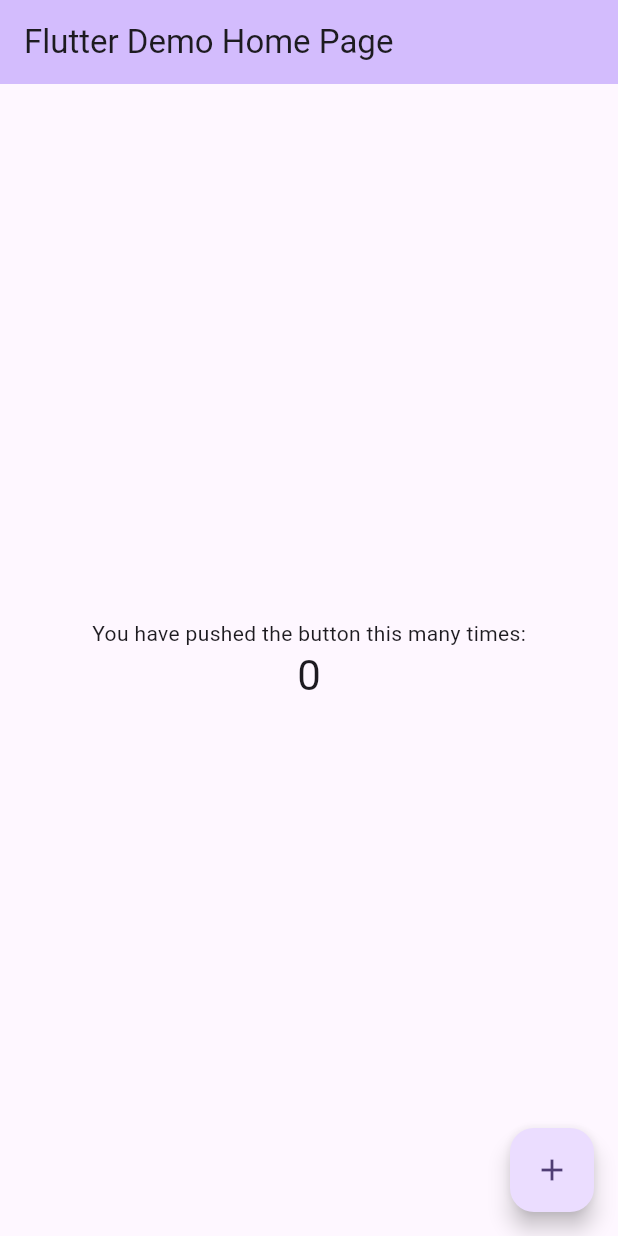
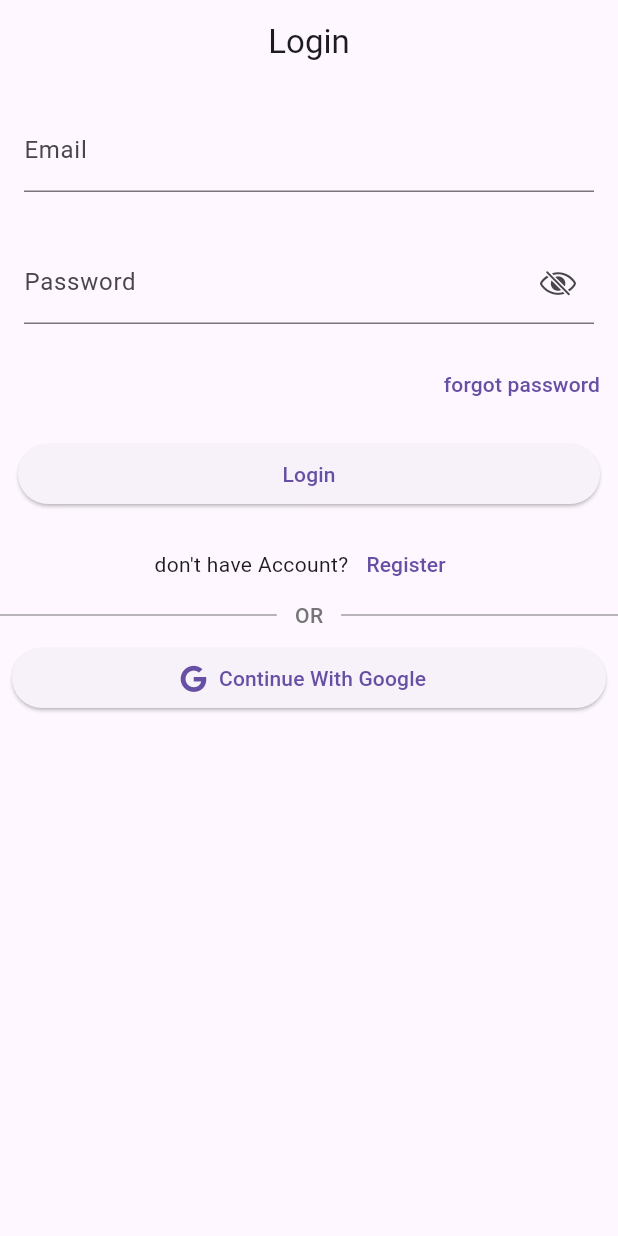
Before and after one commit to nikhilbishnoi007/ChatVerse, a Flutter app: the screen it shows after launch, on a phone screen of 412 x 824 dp. Run offline on Flutter 3.47's test engine with Material 3 defaults, Android fonts, the phone set to English and light mode, and no system bars; our stand-ins replace firebase_auth, firebase_core, flutter_dotenv, font_awesome_flutter, google_sign_in; accounts and stored records are empty.

Commit message:
create login and register screen

```diff
--- a/app/lib/main.dart
+++ b/app/lib/main.dart
@@ -1,122 +1,30 @@
+import 'package:app/screens/home_screen.dart';
+import 'package:app/screens/login_screen.dart';
+import 'package:firebase_auth/firebase_auth.dart';
 import 'package:flutter/material.dart';
+import 'package:firebase_core/firebase_core.dart';
+import 'package:flutter_dotenv/flutter_dotenv.dart';
 
-void main() {
+import 'firebase_options.dart';
+
+void main() async {
+  WidgetsFlutterBinding.ensureInitialized();
+  await Firebase.initializeApp(options: DefaultFirebaseOptions.currentPlatform);
+  await dotenv.load(fileName: ".env");
   runApp(const MyApp());
 }
 
 class MyApp extends StatelessWidget {
   const MyApp({super.key});
 
-  // This widget is the root of your application.
   @override
   Widget build(BuildContext context) {
+    final auth = FirebaseAuth.instance;
+    bool isLoggedIn = auth.currentUser != null;
     return MaterialApp(
-      title: 'Flutter Demo',
-      theme: ThemeData(
-        // This is the theme of your application.
-        //
-        // TRY THIS: Try running your application with "flutter run". You'll see
-        // the application has a purple toolbar. Then, without quitting the app,
-        // try changing the seedColor in the colorScheme below to Colors.green
-        // and then invoke "hot reload" (save your changes or press the "hot
-        // reload" button in a Flutter-supported IDE, or press "r" if you used
-        // the command line to start the app).
-        //
-        // Notice that the counter didn't reset back to zero; the application
-        // state is not lost during the reload. To reset the state, use hot
-        // restart instead.
-        //
-        // This works for code too, not just values: Most code changes can be
-        // tested with just a hot reload.
-        colorScheme: .fromSeed(seedColor: Colors.deepPurple),
-      ),
-      home: const MyHomePage(title: 'Flutter Demo Home Page'),
+      debugShowCheckedModeBanner: false,
+      title: 'ChatVerse',
+      home: isLoggedIn ? const HomeScreen() : const LoginScreen(),
     );
   }
 }
-
-class MyHomePage extends StatefulWidget {
-  const MyHomePage({super.key, required this.title});
-
-  // This widget is the home page of your application. It is stateful, meaning
-  // that it has a State object (defined below) that contains fields that affect
-  // how it looks.
-
-  // This class is the configuration for the state. It holds the values (in this
-  // case the title) provided by the parent (in this case the App widget) and
-  // used by the build method of the State. Fields in a Widget subclass are
-  // always marked "final".
-
-  final String title;
-
-  @override
-  State<MyHomePage> createState() => _MyHomePageState();
-}
-
-class _MyHomePageState extends State<MyHomePage> {
-  int _counter = 0;
-
-  void _incrementCounter() {
-    setState(() {
-      // This call to setState tells the Flutter framework that something has
-      // changed in this State, which causes it to rerun the build method below
-      // so that the display can reflect the updated values. If we changed
-      // _counter without calling setState(), then the build method would not be
-      // called again, and so nothing would appear to happen.
-      _counter++;
-    });
-  }
-
-  @override
-  Widget build(BuildContext context) {
-    // This method is rerun every time setState is called, for instance as done
-    // by the _incrementCounter method above.
-    //
-    // The Flutter framework has been optimized to make rerunning build methods
-    // fast, so that you can just rebuild anything that needs updating rather
-    // than having to individually change instances of widgets.
-    return Scaffold(
-      appBar: AppBar(
-        // TRY THIS: Try changing the color here to a specific color (to
-        // Colors.amber, perhaps?) and trigger a hot reload to see the AppBar
-        // change color while the other colors stay the same.
-        backgroundColor: Theme.of(context).colorScheme.inversePrimary,
-        // Here we take the value from the MyHomePage object that was created by
-        // the App.build method, and use it to set our appbar title.
-        title: Text(widget.title),
-      ),
-      body: Center(
-        // Center is a layout widget. It takes a single child and positions it
-        // in the middle of the parent.
-        child: Column(
-          // Column is also a layout widget. It takes a list of children and
-          // arranges them vertically. By default, it sizes itself to fit its
-          // children horizontally, and tries to be as tall as its parent.
-          //
-          // Column has various properties to control how it sizes itself and
-          // how it positions its children. Here we use mainAxisAlignment to
-          // center the children vertically; the main axis here is the vertical
-          // axis because Columns are vertical (the cross axis would be
-          // horizontal).
-          //
-          // TRY THIS: Invoke "debug painting" (choose the "Toggle Debug Paint"
-          // action in the IDE, or press "p" in the console), to see the
-          // wireframe for each widget.
-          mainAxisAlignment: .center,
-          children: [
-            const Text('You have pushed the button this many times:'),
-            Text(
-              '$_counter',
-              style: Theme.of(context).textTheme.headlineMedium,
-            ),
-          ],
-        ),
-      ),
-      floatingActionButton: FloatingActionButton(
-        onPressed: _incrementCounter,
-        tooltip: 'Increment',
-        child: const Icon(Icons.add),
-      ),
-    );
-  }
-}
--- /dev/null
+++ b/app/lib/screens/login_screen.dart
@@ -0,0 +1,207 @@
+import 'package:app/screens/forgot_password.dart';
+import 'package:app/screens/home_screen.dart';
+import 'package:app/screens/register.screen.dart';
+import 'package:firebase_auth/firebase_auth.dart';
+import 'package:flutter/cupertino.dart';
+import 'package:flutter/material.dart';
+import 'package:flutter_dotenv/flutter_dotenv.dart';
+import 'package:font_awesome_flutter/font_awesome_flutter.dart';
+import 'package:google_sign_in/google_sign_in.dart';
+
+class LoginScreen extends StatefulWidget {
+  const LoginScreen({super.key});
+  @override
+  State<LoginScreen> createState() => _LoginScreenState();
+}
+
+class _LoginScreenState extends State<LoginScreen> {
+  final email = TextEditingController();
+  final pass = TextEditingController();
+  final _formKey = GlobalKey<FormState>();
+  bool hidepass = true;
+  bool isLoading = false;
+  final auth = FirebaseAuth.instance;
+  Future<void> login(BuildContext context) async {
+    setState(() => isLoading = true);
+    try {
+      await auth.signInWithEmailAndPassword(
+        email: email.text,
+        password: pass.text,
+      );
+
+      if (!context.mounted) return;
+      Navigator.pushAndRemoveUntil(
+        context,
+        MaterialPageRoute(builder: (context) => HomeScreen()),
+        (value) => false,
+      );
+    } catch (e) {
+      if (!context.mounted) return;
+      ScaffoldMessenger.of(context)
+          .showSnackBar(SnackBar(content: Text(e.toString())));
+    } finally {
+      if (mounted) setState(() => isLoading = false);
+    }
+  }
+  Future<void>continuewithGoogle(BuildContext context)async{
+    String clientId=dotenv.env['GOOGLE_CLIENT_ID']??"";
+    try{
+        GoogleSignIn signIn=GoogleSignIn.instance;
+        await signIn.initialize(serverClientId: clientId);
+        GoogleSignInAccount result=await signIn.authenticate();
+        GoogleSignInAuthentication googleauth=result.authentication;
+        final credential=GoogleAuthProvider.credential(
+          idToken: googleauth.idToken
+        );
+        setState(()=>isLoading=true);
+        await auth.signInWithCredential(credential);
+        if(!context.mounted)return;
+        Navigator.pushAndRemoveUntil(
+          context,
+          MaterialPageRoute(builder: (context)=>HomeScreen()),
+          (value)=>false
+          );
+    }catch(e){
+      if(!context.mounted)return;
+      ScaffoldMessenger.of(context).showSnackBar(SnackBar(content: Text(e.toString())));
+    }finally{
+      if(mounted)setState(()=>isLoading=false);
+    }
+  }
+
+  @override
+  void dispose() {
+    email.dispose();
+    pass.dispose();
+    super.dispose();
+  }
+
+  @override
+  Widget build(BuildContext context) {
+    return Scaffold(
+      appBar: AppBar(title: Text("Login"), centerTitle: true),
+      body: Form(
+        key: _formKey,
+        child: ListView(
+          children: [
+            Padding(
+              padding: EdgeInsets.all(16),
+              child: TextFormField(
+                controller: email,
+                decoration: InputDecoration(label: Text("Email")),
+                validator: (value) {
+                  if (value == null || value.trim().isEmpty) {
+                    return "Email is required";
+                  }
+                  if (!value.contains("@")) return "Enter a valid email";
+                  return null;
+                },
+              ),
+            ),
+            Padding(
+              padding: EdgeInsets.all(16),
+              child: TextFormField(
+                obscureText: hidepass,
+                controller: pass,
+                decoration: InputDecoration(
+                  label: Text("Password"),
+                  suffixIcon: IconButton(
+                    onPressed: () {
+                      setState(() {
+                        hidepass = !hidepass;
+                      });
+                    },
+                    icon: Icon(
+                      hidepass ? CupertinoIcons.eye_slash : CupertinoIcons.eye,
+                    ),
+                  ),
+                ),
+                validator: (value) {
+                  if (value == null || value.isEmpty) {
+                    return "Password is required";
+                  }
+                  if (value.length < 6) return "Minimum 6 characters";
+                  return null;
+                },
+              ),
+            ),
+            Align(
+              alignment: AlignmentGeometry.centerRight,
+              child: TextButton(
+                onPressed: () {
+                  Navigator.push(
+                    context,
+                    MaterialPageRoute(builder: (context) => ForgotScreen()),
+                  );
+                },
+                child: Text("forgot password"),
+              ),
+            ),
+            Padding(
+              padding: const EdgeInsets.all(12),
+              child: ElevatedButton(
+                onPressed: () {
+                  if (_formKey.currentState!.validate()) {
+                    login(context);
+                  }
+                },
+                child: isLoading
+                    ? SizedBox(
+                        width: 20,
+                        height: 20,
+                        child: CircularProgressIndicator(),
+                      )
+                    : Text("Login"),
+              ),
+            ),
+            Row(
+              mainAxisAlignment: MainAxisAlignment.center,
+
+              children: [
+                Text("don't have Account?"),
+                TextButton(
+                  onPressed: () {
+                    Navigator.pushReplacement(
+                      context,
+                      MaterialPageRoute(builder: (context) => RegisterScreen()),
+                    );
+                  },
+                  child: Text("Register"),
+                ),
+              ],
+            ),
+            Row(
+              mainAxisAlignment: .center,
+              children: [
+                Expanded(child: Divider(color: Colors.grey, thickness: 1)),
+                Padding(
+                  padding: const EdgeInsets.symmetric(horizontal: 12),
+                  child: Text(
+                    "OR",
+                    style: TextStyle(
+                      color: Colors.grey[600],
+                      fontWeight: FontWeight.w500,
+                    ),
+                  ),
+                ),
+                const Expanded(
+                  child: Divider(color: Colors.grey, thickness: 1),
+                ),
+              ],
+            ),
+            Padding(
+              padding: const EdgeInsets.all(8.0),
+              child: ElevatedButton.icon(
+                onPressed: () {
+                  continuewithGoogle(context);
+                },
+                icon: FaIcon(FontAwesomeIcons.google),
+                label: Text("Continue With Google"),
+              ),
+            ),
+          ],
+        ),
+      ),
+    );
+  }
+}
--- a/app/pubspec.yaml
+++ b/app/pubspec.yaml
@@ -34,6 +34,11 @@ dependencies:
   # The following adds the Cupertino Icons font to your application.
   # Use with the CupertinoIcons class for iOS style icons.
   cupertino_icons: ^1.0.8
+  firebase_core: ^5.1.0
+  firebase_auth: ^7.0.1
+  font_awesome_flutter: ^11.0.0
+  google_sign_in: ^7.2.0
+  flutter_dotenv: ^6.0.1
 
 dev_dependencies:
   flutter_test:
```
Also changed, not shown: app/lib/screens/forgot_password.dart (added, +96 -0 lines), app/lib/screens/home_screen.dart (added, +17 -0 lines), app/firebase.json (added), app/lib/firebase_options.dart (added), app/lib/screens/register.screen.dart (added), app/pubspec.lock, 7 other files.
